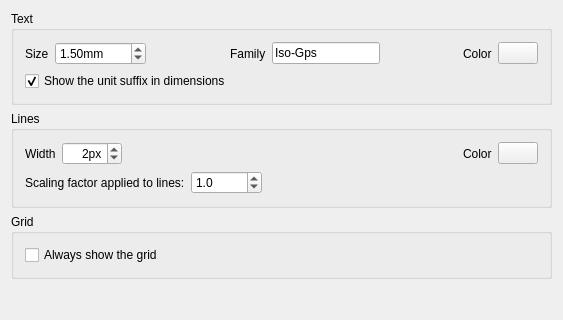
Qt form Resources/ui/preferences-gdt.ui (juanvanyo/FreeCAD-GDT) before a commit; both pictures show x 0 to 563 and y 0 to 320 of the 563 by 506 pixel window.
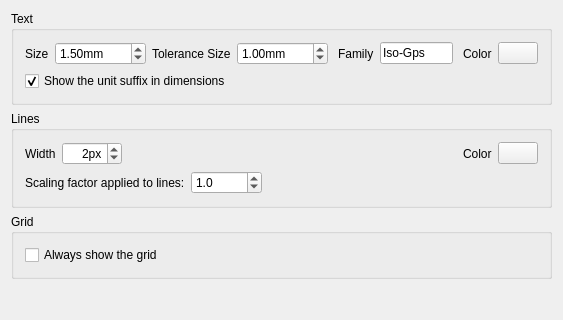
The same form after that commit. Custom widgets are drawn as their Qt base class.

The edit to the form file:
```diff
--- a/Resources/ui/preferences-gdt.ui
+++ b/Resources/ui/preferences-gdt.ui
@@ -60,6 +60,44 @@
           </property>
          </widget>
         </item>
+        <item>
+         <widget class="QLabel" name="label">
+          <property name="text">
+           <string>Tolerance Size</string>
+          </property>
+         </widget>
+        </item>
+        <item>
+         <widget class="Gui::PrefDoubleSpinBox" name="gui::prefdoublespinbox_2">
+          <property name="maximumSize">
+           <size>
+            <width>16777215</width>
+            <height>16777215</height>
+           </size>
+          </property>
+          <property name="toolTip">
+           <string>Default size for tolerance texts</string>
+          </property>
+          <property name="suffix">
+           <string>mm</string>
+          </property>
+          <property name="minimum">
+           <double>0.100000000000000</double>
+          </property>
+          <property name="maximum">
+           <double>9999.989999999999782</double>
+          </property>
+          <property name="value">
+           <double>1.000000000000000</double>
+          </property>
+          <property name="prefEntry" stdset="0">
+           <cstring>tolerancetextSize</cstring>
+          </property>
+          <property name="prefPath" stdset="0">
+           <cstring>Mod/GDT</cstring>
+          </property>
+         </widget>
+        </item>		
         <item>
          <spacer name="horizontalSpacer">
           <property name="orientation">
```
